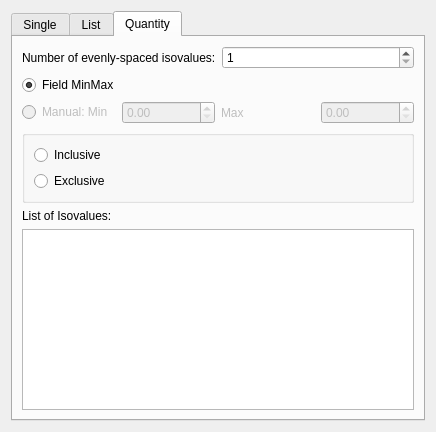
This is src/Interface/Modules/Fields/ExtractSimpleIsosurface.ui in SCIInstitute/SCIRun as Qt 5 draws it before an edit. The edited form follows.
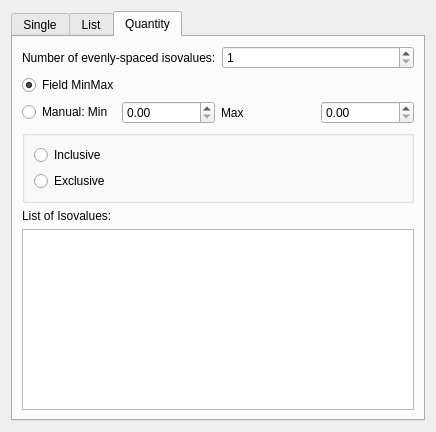
This is the edited form. The open tabs and pages were chosen to show the change.

What changed in the file:
```diff
--- a/src/Interface/Modules/Fields/ExtractSimpleIsosurface.ui
+++ b/src/Interface/Modules/Fields/ExtractSimpleIsosurface.ui
@@ -192,7 +192,7 @@
          <item>
           <widget class="QRadioButton" name="manualMinMaxRadioButton_">
            <property name="enabled">
-            <bool>false</bool>
+            <bool>true</bool>
            </property>
            <property name="text">
             <string>Manual: Min</string>
@@ -205,14 +205,14 @@
          <item>
           <widget class="QDoubleSpinBox" name="manualMinDoubleSpinBox_">
            <property name="enabled">
-            <bool>false</bool>
+            <bool>true</bool>
            </property>
           </widget>
          </item>
          <item>
           <widget class="QLabel" name="label_5">
            <property name="enabled">
-            <bool>false</bool>
+            <bool>true</bool>
            </property>
            <property name="text">
             <string>Max</string>
@@ -222,7 +222,7 @@
          <item>
           <widget class="QDoubleSpinBox" name="manualMaxDoubleSpinBox_">
            <property name="enabled">
-            <bool>false</bool>
+            <bool>true</bool>
            </property>
           </widget>
          </item>
```
Left out of the diff: 35 changed lines with no effect on the pictures.
